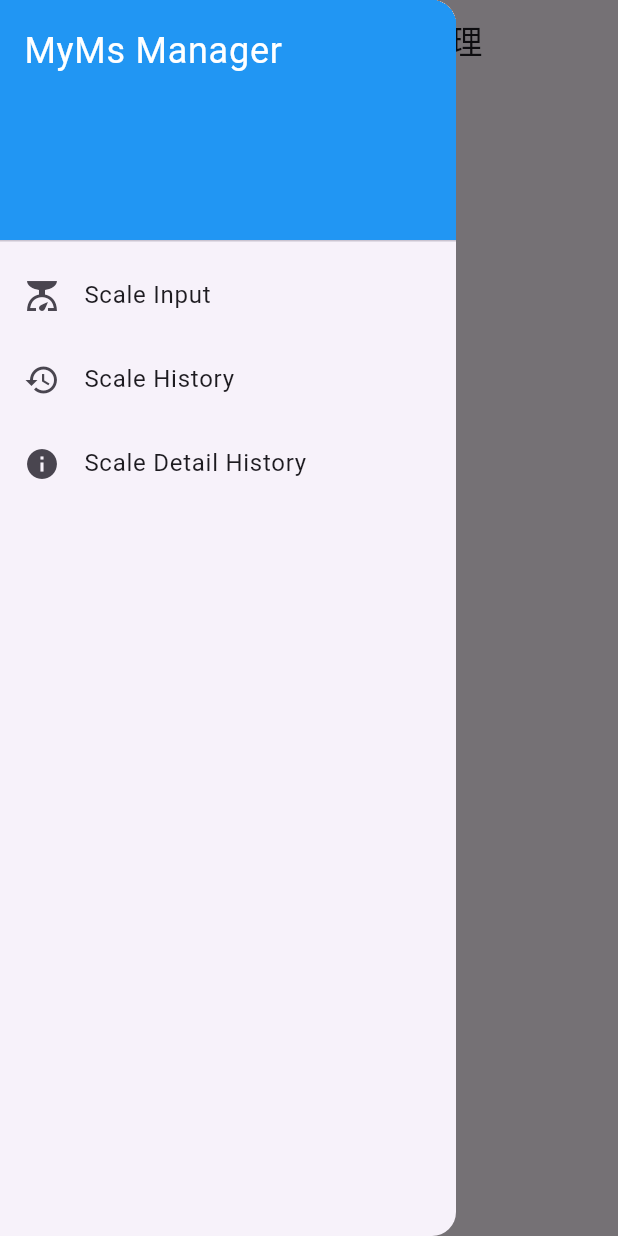
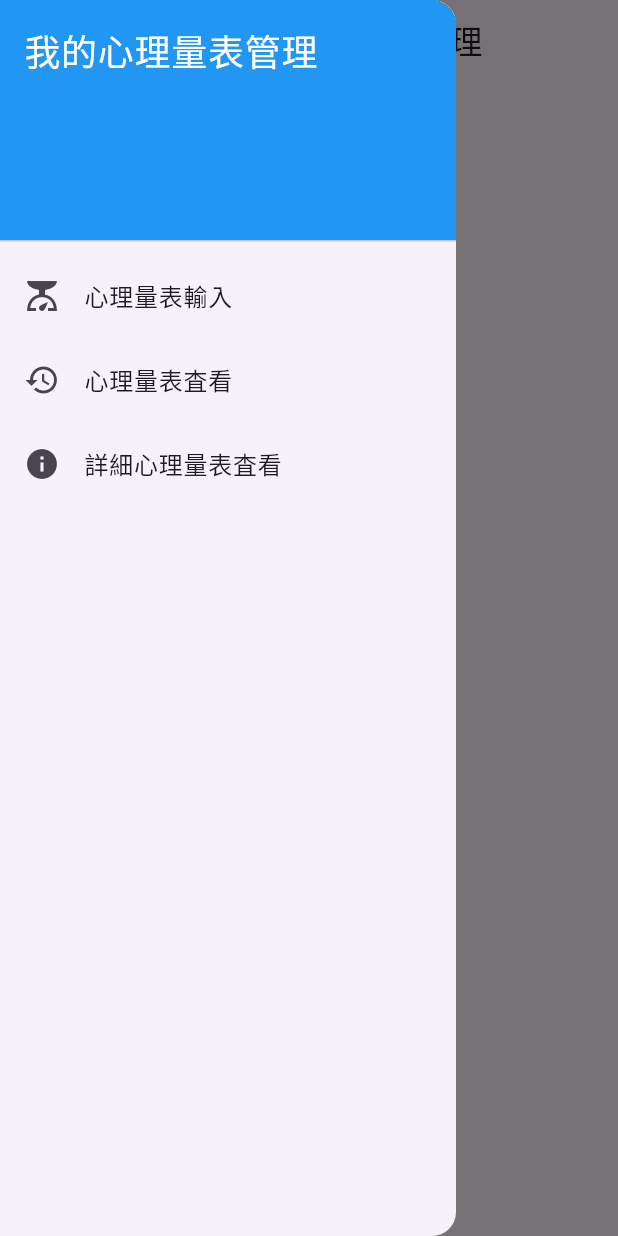
Before and after one commit to go0105rev/training, a Flutter app: the screen it shows after launch, with the side drawer open, on a phone screen of 412 x 824 dp. Run offline on Flutter 3.47's test engine with Material 3 defaults, Android fonts, the phone set to English and light mode, and no system bars.

Commit message:
多言語対応設定／中国語用追加設定、テスト用実装

```diff
--- a/front_app_flutter/lib/l10n/app_localizations.dart
+++ b/front_app_flutter/lib/l10n/app_localizations.dart
@@ -7,6 +7,7 @@ import 'package:intl/intl.dart' as intl;
 
 import 'app_localizations_en.dart';
 import 'app_localizations_ja.dart';
+import 'app_localizations_zh.dart';
 
 // ignore_for_file: type=lint
 
@@ -96,6 +97,8 @@ abstract class AppLocalizations {
   static const List<Locale> supportedLocales = <Locale>[
     Locale('en'),
     Locale('ja'),
+    Locale('zh'),
+    Locale('zh', 'TW'),
   ];
 
   /// No description provided for @appTitle.
@@ -134,19 +137,33 @@ class _AppLocalizationsDelegate
 
   @override
   bool isSupported(Locale locale) =>
-      <String>['en', 'ja'].contains(locale.languageCode);
+      <String>['en', 'ja', 'zh'].contains(locale.languageCode);
 
   @override
   bool shouldReload(_AppLocalizationsDelegate old) => false;
 }
 
 AppLocalizations lookupAppLocalizations(Locale locale) {
+  // Lookup logic when language+country codes are specified.
+  switch (locale.languageCode) {
+    case 'zh':
+      {
+        switch (locale.countryCode) {
+          case 'TW':
+            return AppLocalizationsZhTw();
+        }
+        break;
+      }
+  }
+
   // Lookup logic when only language code is specified.
   switch (locale.languageCode) {
     case 'en':
       return AppLocalizationsEn();
     case 'ja':
       return AppLocalizationsJa();
+    case 'zh':
+      return AppLocalizationsZh();
   }
 
   throw FlutterError(
--- /dev/null
+++ b/front_app_flutter/lib/l10n/app_zh.arb
@@ -0,0 +1,6 @@
+{
+  "appTitle": "",
+  "menuScaleInput": "",
+  "menuScaleHistory": "",
+  "menuScaleDetail": ""
+}
--- /dev/null
+++ b/front_app_flutter/lib/l10n/app_zh_TW.arb
@@ -0,0 +1,6 @@
+{
+  "appTitle": "我的心理量表管理",
+  "menuScaleInput": "心理量表輸入",
+  "menuScaleHistory": "心理量表査看",
+  "menuScaleDetail": "詳細心理量表査看"
+}
--- a/front_app_flutter/lib/main.dart
+++ b/front_app_flutter/lib/main.dart
@@ -12,6 +12,7 @@ class MainApp extends StatelessWidget {
   @override
   Widget build(BuildContext context) {
     return MaterialApp(
+      locale: Locale('zh', 'TW'),
       localizationsDelegates: const [
         AppLocalizations.delegate,
         GlobalMaterialLocalizations.delegate,
@@ -21,6 +22,7 @@ class MainApp extends StatelessWidget {
       supportedLocales: const [
         Locale('en'),
         Locale('ja'),
+        Locale('zh', 'TW'),
       ],
       home: Scaffold(
 
```
Also changed, not shown: front_app_flutter/lib/l10n/app_localizations_zh.dart (added, +39 -0 lines).
